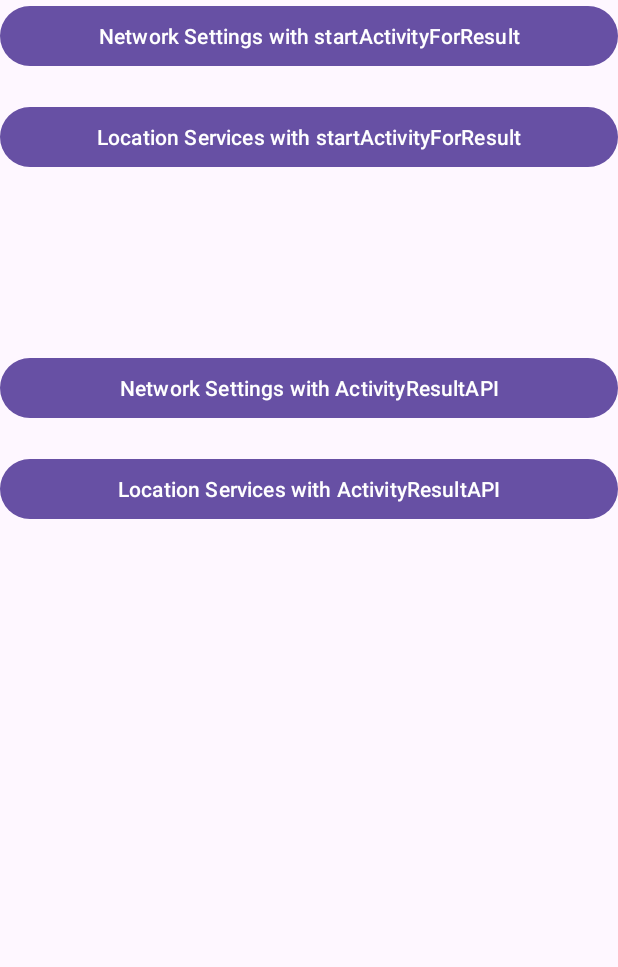
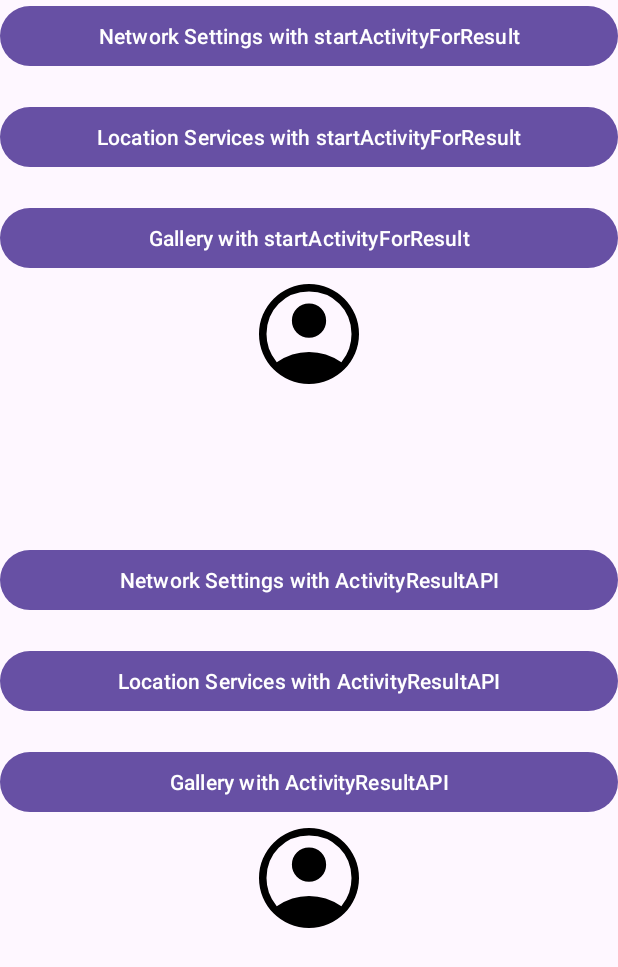
Before and after one commit to kenkarimi/ActivityResultAPIExplorer, an Android app: the screen it shows after launch (MainActivity), on a phone screen of 412 x 824 dp. Shown: the top 967 px of the screen. Run offline under Robolectric (Android 15) with nearby library versions, the phone set to English and light mode, and no system bars.

```diff
--- /dev/null
+++ b/app/src/main/java/com/example/activityresultapiexplorer/GalleryActivityResultContract.java
@@ -0,0 +1,23 @@
+package com.example.activityresultapiexplorer;
+
+import android.content.Context;
+import android.content.Intent;
+import android.net.Uri;
+
+import androidx.activity.result.contract.ActivityResultContract;
+import androidx.annotation.NonNull;
+import androidx.annotation.Nullable;
+
+public class GalleryActivityResultContract extends ActivityResultContract<Intent, Uri> {
+    @NonNull
+    @Override
+    public Intent createIntent(@NonNull Context context, Intent intent) {
+        return intent;
+    }
+
+    @Override
+    public Uri parseResult(int resultCode, @Nullable Intent intent) {
+        Uri selectedImageUri = intent != null ? intent.getData() : null; //To avoid a null pointer exception for trying to invoke getData() on a null object reference.
+        return selectedImageUri;
+    }
+}
--- /dev/null
+++ b/app/src/main/res/drawable/ic_account_circle_48px.xml
@@ -0,0 +1,13 @@
+<vector xmlns:android="http://schemas.android.com/apk/res/android"
+    android:width="48dp"
+    android:height="48dp"
+    android:viewportWidth="24"
+    android:viewportHeight="24"
+    android:tint="@color/black">
+    <group android:scaleX="0.025"
+        android:scaleY="0.025">
+        <path
+            android:fillColor="@android:color/white"
+            android:pathData="M222,705Q285,665 346.5,644.5Q408,624 480,624Q552,624 614,644.5Q676,665 739,705Q783,651 801.5,596Q820,541 820,480Q820,335 722.5,237.5Q625,140 480,140Q335,140 237.5,237.5Q140,335 140,480Q140,541 159,596Q178,651 222,705ZM479.81,510Q422,510 382.5,470.31Q343,430.63 343,372.81Q343,315 382.69,275.5Q422.37,236 480.19,236Q538,236 577.5,275.69Q617,315.37 617,373.19Q617,431 577.31,470.5Q537.63,510 479.81,510ZM479.6,880Q396.45,880 323.32,848.5Q250.19,817 196.1,762.5Q142,708 111,635.16Q80,562.32 80,479.5Q80,396.68 111.5,323.84Q143,251 197.5,197Q252,143 324.84,111.5Q397.68,80 480.5,80Q563.32,80 636.16,111.5Q709,143 763,197Q817,251 848.5,324Q880,397 880,479.73Q880,562.47 848.5,635.23Q817,708 763,762.5Q709,817 635.87,848.5Q562.74,880 479.6,880Z"/>
+    </group>
+</vector>
--- a/app/src/main/res/layout/activity_main.xml
+++ b/app/src/main/res/layout/activity_main.xml
@@ -30,7 +30,18 @@
         android:layout_gravity="center"
         android:text=""
         android:id="@+id/tvLocationServicesStartActivityForResult" />
-
+    <Button
+        android:layout_width="match_parent"
+        android:layout_height="wrap_content"
+        android:layout_gravity="center"
+        android:text="Gallery with startActivityForResult"
+        android:id="@+id/bGalleryStartActivityForResult" />
+    <ImageView
+        android:layout_width="80dp"
+        android:layout_height="80dp"
+        android:layout_gravity="center"
+        android:src="@drawable/ic_account_circle_48px"
+        android:id="@+id/ivGalleryStartActivityForResult" />
     <Button
         android:layout_width="match_parent"
         android:layout_height="wrap_content"
@@ -56,4 +67,16 @@
         android:layout_gravity="center"
         android:text=""
         android:id="@+id/tvLocationServicesActivityResultAPI" />
+    <Button
+        android:layout_width="match_parent"
+        android:layout_height="wrap_content"
+        android:layout_gravity="center"
+        android:text="Gallery with ActivityResultAPI"
+        android:id="@+id/bGalleryActivityResultAPI" />
+    <ImageView
+        android:layout_width="80dp"
+        android:layout_height="80dp"
+        android:layout_gravity="center"
+        android:src="@drawable/ic_account_circle_48px"
+        android:id="@+id/ivGalleryActivityResultAPI" />
 </LinearLayout>
```
Also changed, not shown: app/src/main/java/com/example/activityresultapiexplorer/MainActivity.java (+78 -4 lines), 1 other file.
